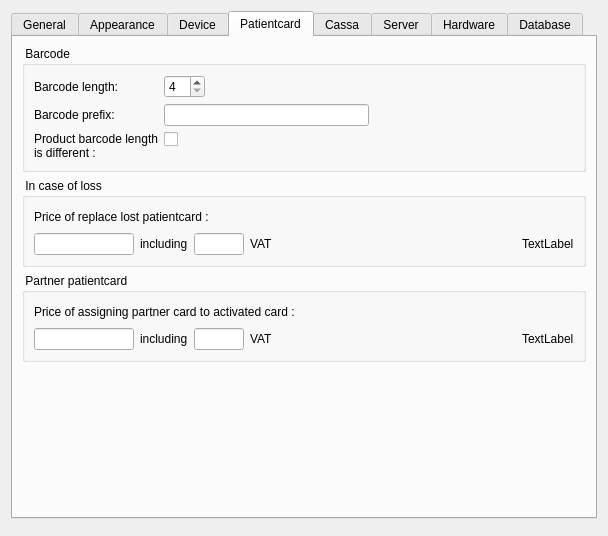
First picture: the form in client/dlgpreferences.ui, repository tbikfalvi/Belenus, before the edit.
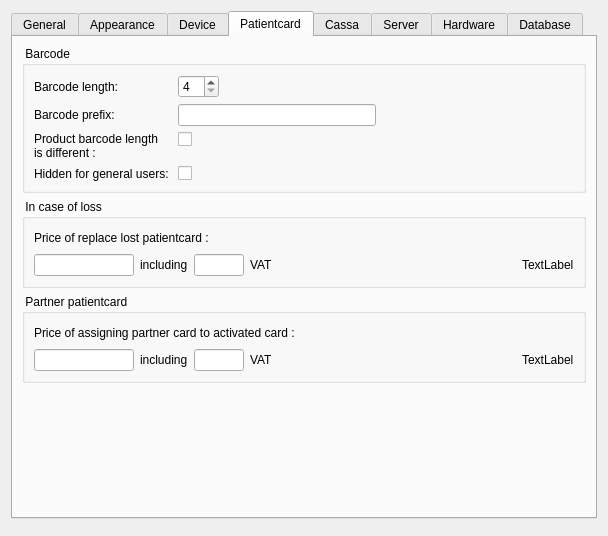
Second picture: the form after the edit. The open tabs and pages were chosen to show the change.

```diff
--- a/client/dlgpreferences.ui
+++ b/client/dlgpreferences.ui
@@ -1267,6 +1267,20 @@
             </property>
            </widget>
           </item>
+          <item row="3" column="0">
+           <widget class="QLabel" name="lblBarcodeHidden">
+            <property name="text">
+             <string>Hidden for general users: </string>
+            </property>
+           </widget>
+          </item>
+          <item row="3" column="1">
+           <widget class="QCheckBox" name="chkBarcodeHidden">
+            <property name="text">
+             <string/>
+            </property>
+           </widget>
+          </item>
          </layout>
         </widget>
        </item>
```
Left out of the diff: 2 changed lines with no effect on the pictures.
